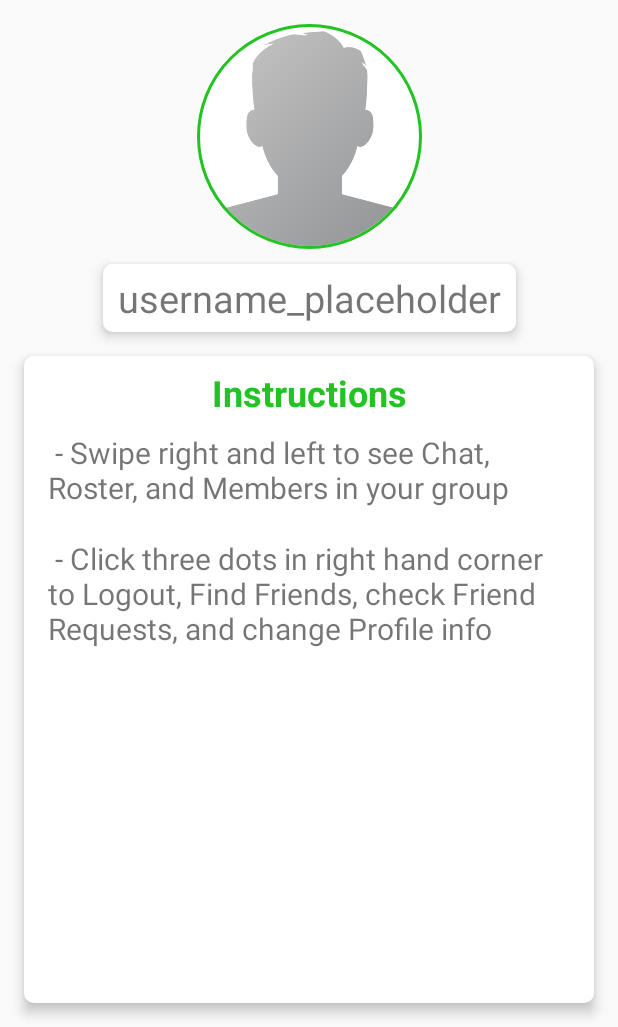
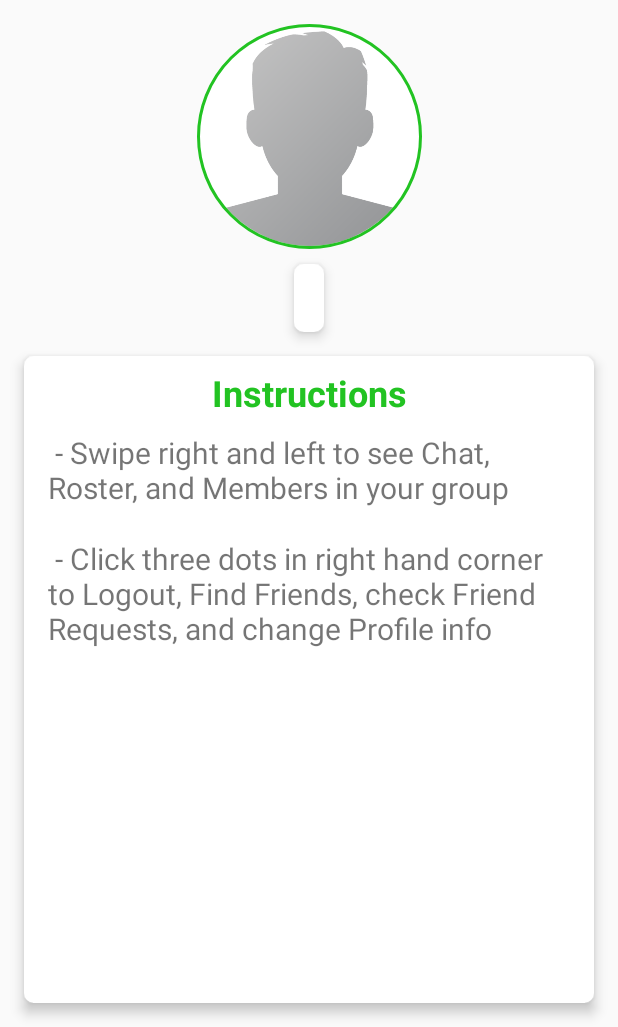
Before and after one commit to fleckc3/Gigiddy, an Android app: the screen it shows after launch once a user with an empty profile is signed in (MainActivity), on a phone screen of 412 x 824 dp, the part 209-1236 px from its top. Run offline under Robolectric (Android 15) with nearby library versions, the phone set to English and light mode, and no system bars; our stand-ins replace CircleImageView, Firebase (no records; nobody signed in at launch, a user with empty details on screens opened directly); pictures from the network do not load; 2 statements that could not run were skipped.

Commit message:
updated javadocs and code styling

```diff
--- a/app/src/main/res/layout/fragment_noticeboard.xml
+++ b/app/src/main/res/layout/fragment_noticeboard.xml
@@ -52,7 +52,6 @@
             android:layout_marginTop="10dp"
             android:background="@drawable/rectangle"
             android:elevation="5dp"
-            android:text="@string/username_placeh"
             android:textSize="25sp"
             android:paddingTop="5dp"
             android:paddingBottom="5dp"
```
Also changed, not shown: app/src/main/java/sda/oscail/edu/gigiddy/SetProfileImage.java (+63 -9 lines), app/src/main/java/sda/oscail/edu/gigiddy/Settings.java (+46 -18 lines), app/src/main/java/sda/oscail/edu/gigiddy/SignUp.java (+17 -5 lines), app/src/main/java/sda/oscail/edu/gigiddy/ViewPageAdapter.java (+9 -4 lines).
